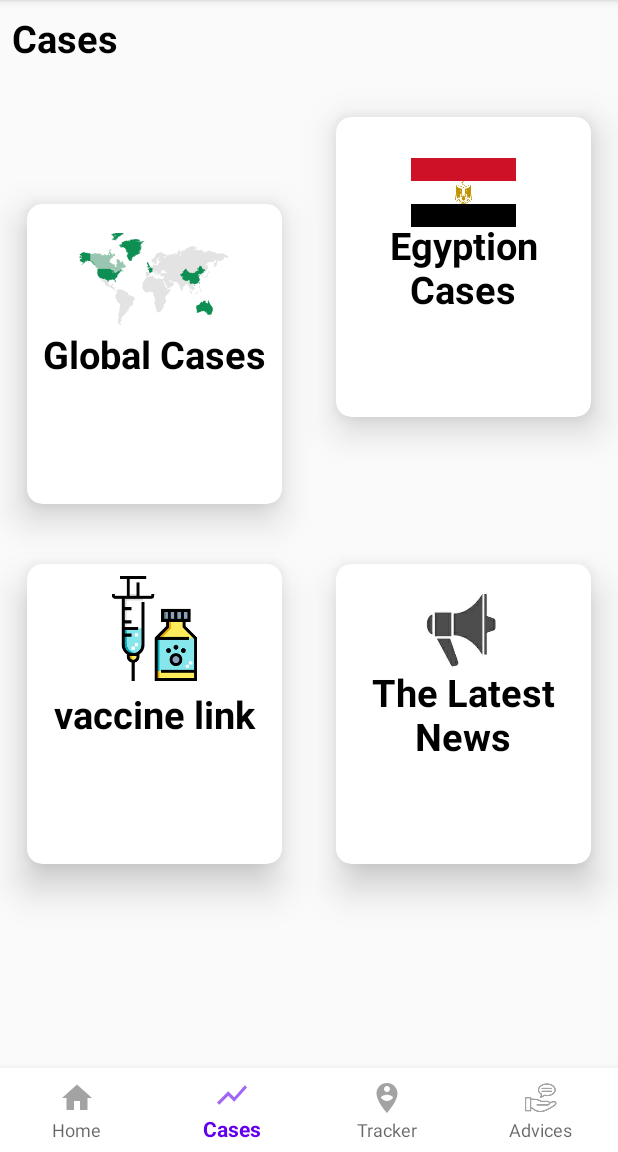
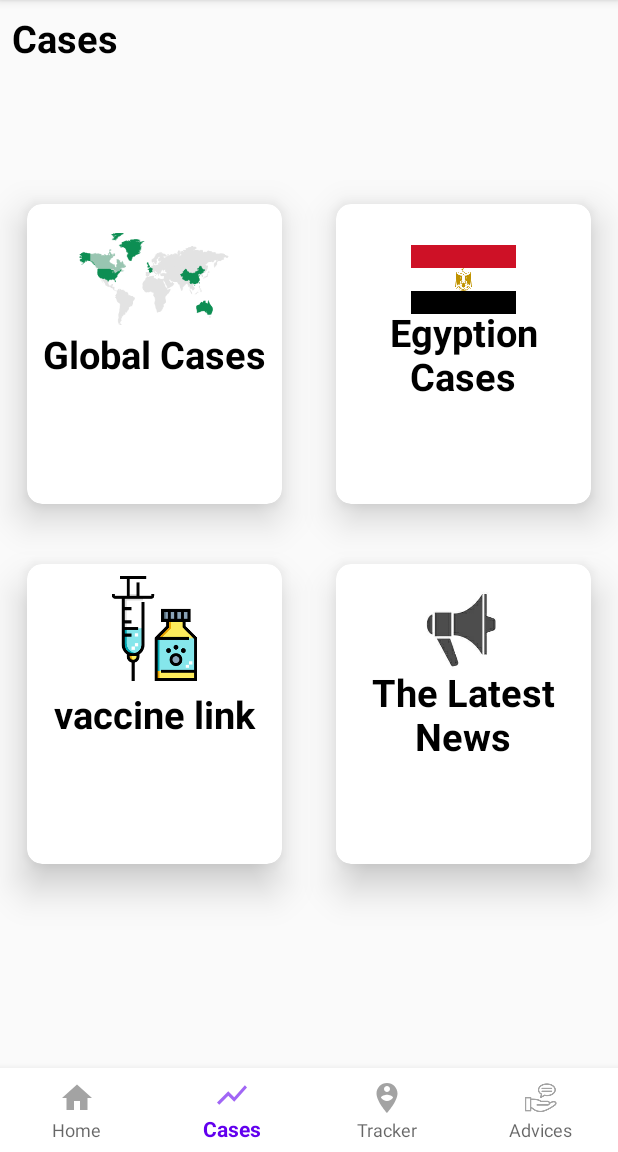
Before and after one commit to elham-atef/CoviFighter, an Android app: the screen it shows after launch (Home), item 2 of the bottom bar chosen, on a phone screen of 412 x 824 dp, the part 84-1236 px from its top. Run offline under Robolectric (Android 15) with nearby library versions, the phone set to English and light mode, and no system bars.

Commit message:
make some changes

```diff
--- a/app/src/main/res/layout/fragment_cases.xml
+++ b/app/src/main/res/layout/fragment_cases.xml
@@ -61,7 +61,6 @@
         android:id="@+id/card_2"
         style="@style/CardStyle"
         app:layout_constraintBottom_toBottomOf="parent"
-        app:layout_constraintTop_toTopOf="parent"
         app:layout_constraintEnd_toEndOf="parent"
         app:layout_constraintStart_toEndOf="@id/g_1"
         app:layout_constraintBottom_toTopOf="@id/g_2"
--- a/app/src/main/res/values/strings.xml
+++ b/app/src/main/res/values/strings.xml
@@ -136,10 +136,7 @@ Go to the nearest hospital."
     <string name="sneeze">Cover your nose and mouth with your bent elbow or a tissue when you cough or sneeze</string>
     <string name="Stay_home_if_you_feel_unwell">Stay home if you feel unwell</string>
     <string name="seek_medical_attention">"If you have a fever, cough and difficulty breathing, seek medical attention"</string>
-    <string name="advices">advices</string>
-    <string name="global_cases">Global Cases</string>
-    <string name="egyption_cases">Egyption Cases</string>
-    <string name="the_latest_news">The Latest News</string>
+
 
 
 
```
